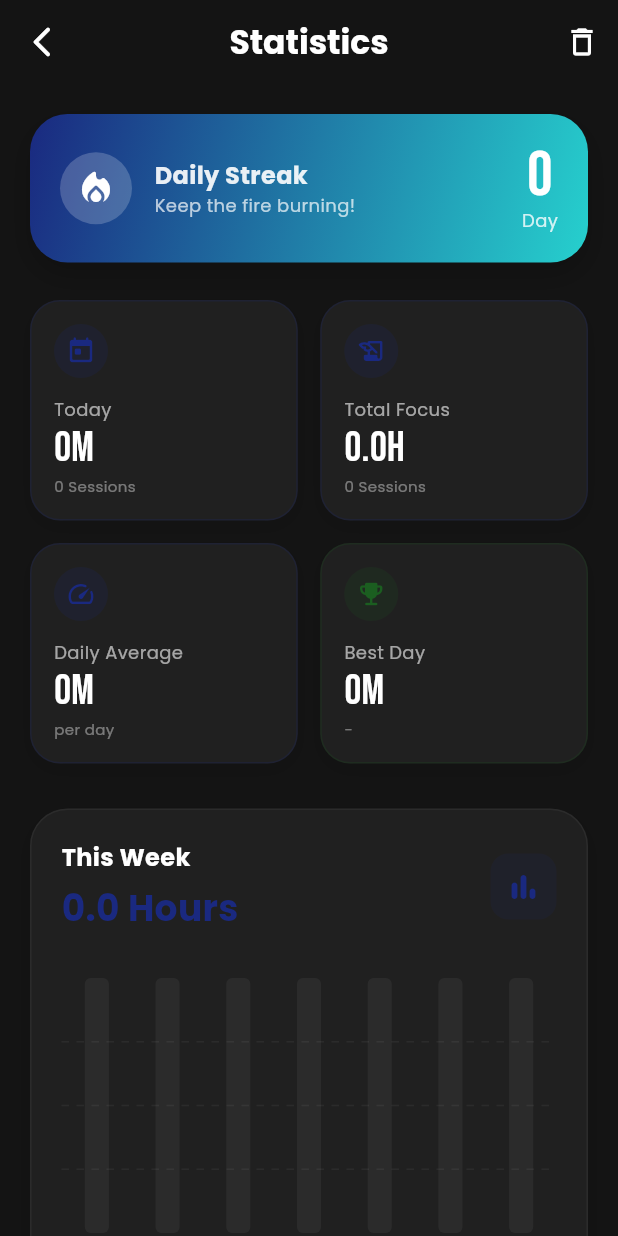
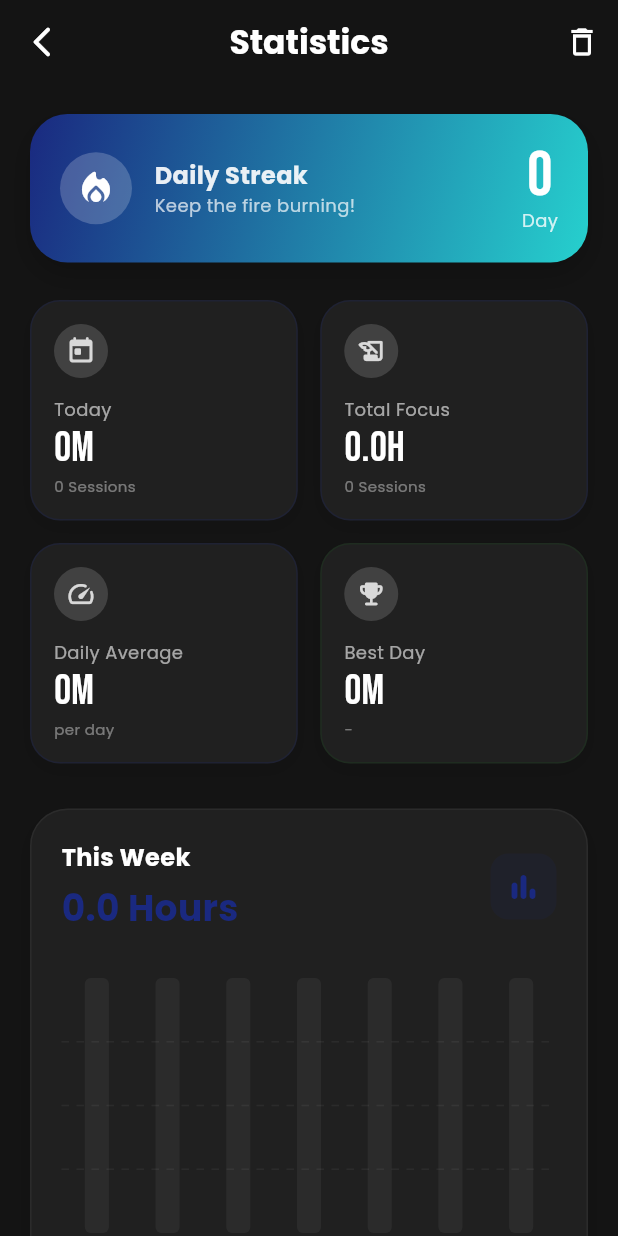
Before and after one commit to HarunMercan1/pomodoro_elite, a Flutter app: the StatsScreen screen opened directly, on a phone screen of 412 x 824 dp. Run offline on Flutter 3.47's test engine with Material 3 defaults, Android fonts, the phone set to English and light mode, and no system bars; drawn by our look-alikes of fl_chart; our stand-ins replace audioplayers, confetti, easy_localization, flutter_local_notifications, google_mobile_ads, shared_preferences and 1 more; accounts and stored records are empty.

Commit message:
feat: Nordic Snow tema yenileme ve UI iyilestirmeleri

```diff
--- a/lib/providers/theme_provider.dart
+++ b/lib/providers/theme_provider.dart
@@ -682,62 +682,55 @@ class AppThemes {
     ),
 
     // ============================================================
-    // 10. Nordic Snow (Minimal) - Beyaz/Buz Mavisi
-    // ============================================================
-    // ============================================================
-    // 10. Nordic Snow (Minimal) - Kontrastlı (Kar ve Buz)
+    // 10. Nordic Snow - Koyu Lacivert & Buz Mavisi
     // ============================================================
     AppTheme(
       id: 'nordic_snow',
       name: 'Nordic Snow',
       vibe: 'Buz, Ferahlık',
-      settingsBgColor: Color(0xFFF5FDFF), // Neredeyse Beyaz Buz Mavisi (Zemin)
-      settingsCardColor: Color(0xFFFFFFFF), // Saf Beyaz (Kart)
-      settingsBorderColor: Color(0xFF40C4FF), // Canlı Gök Mavisi (Border)
-      settingsItemColor:
-          Color(0xFF01579B), // Derin Mavi (Yazı - Yüksek Okunabilirlik)
+      settingsBgColor: Color(0xFF0A1929), // Koyu lacivert (zemin)
+      settingsCardColor: Color(0xFF1E3A5F), // Koyu buz mavisi (kart)
+      settingsBorderColor: Color(0xFF4FC3F7), // Parlak buz mavisi (border)
+      settingsItemColor: Color(0xFFE1F5FE), // Açık buz mavisi (yazı)
       idle: ThemeStateColors(
-        bgColor: Color(0xFF0277BD), // Doygun Buz Mavisi (Koyu Ton)
-        gradientColors: [
-          Color(0xFF01579B),
-          Color(0xFF0288D1)
-        ], // Derin Mavi Gradient
-        accentColor: Colors.white, // Metinler ve İkonlar Beyaz
-        textColor: Colors.white, // Yazılar Beyaz (Okunabilirlik için)
-        mainButtonColor: Colors.white, // Buton Beyaz (Koyu zeminde patlasın)
-        mainButtonTextColor: Color(0xFF01579B), // Buton Yazısı Koyu Mavi
-        menuButtonColor: Color(0xFF039BE5), // Menü butonları hafif açık mavi
-        menuButtonTextColor: Colors.white,
+        bgColor: Color(0xFF0D2137), // Derin lacivert
+        gradientColors: [Color(0xFF0A1929), Color(0xFF0D2137)],
+        accentColor: Color(0xFF4FC3F7), // Buz mavisi
+        textColor: Color(0xFFE1F5FE), // Açık buz mavisi yazı
+        mainButtonColor: Color(0xFFE1F5FE), // Açık buz mavisi buton
+        mainButtonTextColor: Color(0xFF0D2137), // Koyu yazı
+        menuButtonColor: Color(0xFF1E3A5F), // Koyu buz mavisi
+        menuButtonTextColor: Color(0xFFE1F5FE),
       ),
       focus: ThemeStateColors(
-        bgColor: Color(0xFFE1F5FE), // Çok Açık Mavi (Zemin)
-        gradientColors: [Color(0xFFB3E5FC), Color(0xFFE1F5FE)],
-        accentColor: Color(0xFF01579B), // Koyu Mavi (Vurgular)
-        textColor: Color(0xFF01579B), // Koyu Mavi Yazı (Kontrast)
-        mainButtonColor: Colors.white,
-        mainButtonTextColor: Color(0xFF0277BD),
+        bgColor: Color(0xFF0277BD), // Canlı buz mavisi
+        gradientColors: [Color(0xFF01579B), Color(0xFF039BE5)],
+        accentColor: Color(0xFFE1F5FE), // Açık buz mavisi vurgu
+        textColor: Color(0xFFFFFFFF), // Beyaz yazı
+        mainButtonColor: Color(0xFFFFFFFF),
+        mainButtonTextColor: Color(0xFF01579B),
         menuButtonColor: Color(0xFF0288D1),
         menuButtonTextColor: Colors.white,
       ),
-      // 🔥 BREAK: Focus ile aynı (Açık tonlar)
+      // ❄️ BREAK: Focus ile aynı
       breakState: ThemeStateColors(
-        bgColor: Color(0xFFE1F5FE),
-        gradientColors: [Color(0xFFB3E5FC), Color(0xFFE1F5FE)],
-        accentColor: Color(0xFF01579B),
-        textColor: Color(0xFF01579B),
-        mainButtonColor: Colors.white,
-        mainButtonTextColor: Color(0xFF0277BD),
+        bgColor: Color(0xFF0277BD),
+        gradientColors: [Color(0xFF01579B), Color(0xFF039BE5)],
+        accentColor: Color(0xFFE1F5FE),
+        textColor: Color(0xFFFFFFFF),
+        mainButtonColor: Color(0xFFFFFFFF),
+        mainButtonTextColor: Color(0xFF01579B),
         menuButtonColor: Color(0xFF0288D1),
         menuButtonTextColor: Colors.white,
       ),
-      // 🔥 WORK PAUSED: Soğuk Gri
+      // ⏸️ WORK PAUSED: Soğuk gri-mavi
       workPaused: ThemeStateColors(
-        bgColor: Color(0xFF90A4AE),
-        gradientColors: [Color(0xFF607D8B), Color(0xFF90A4AE)],
-        accentColor: Color(0xFFCFD8DC),
-        textColor: Colors.white,
-        mainButtonColor: Colors.white,
-        mainButtonTextColor: Color(0xFF455A64),
+        bgColor: Color(0xFF37474F),
+        gradientColors: [Color(0xFF263238), Color(0xFF455A64)],
+        accentColor: Color(0xFF90A4AE),
+        textColor: Color(0xFFECEFF1),
+        mainButtonColor: Color(0xFFECEFF1),
+        mainButtonTextColor: Color(0xFF37474F),
         menuButtonColor: Color(0xFF546E7A),
         menuButtonTextColor: Colors.white,
       ),
--- a/lib/screens/stats_screen.dart
+++ b/lib/screens/stats_screen.dart
@@ -386,10 +386,10 @@ class StatsScreen extends StatelessWidget {
           Container(
             padding: const EdgeInsets.all(8),
             decoration: BoxDecoration(
-              color: accentColor.withOpacity(0.15),
+              color: textColor.withOpacity(0.15),
               shape: BoxShape.circle,
             ),
-            child: Icon(icon, color: accentColor, size: 20),
+            child: Icon(icon, color: textColor.withOpacity(0.8), size: 20),
           ),
           const SizedBox(height: 12),
           Text(
@@ -459,11 +459,11 @@ class StatsScreen extends StatelessWidget {
               Container(
                 padding: const EdgeInsets.all(10),
                 decoration: BoxDecoration(
-                  color: Colors.white.withOpacity(0.2),
+                  color: textColor.withOpacity(0.2),
                   shape: BoxShape.circle,
                 ),
                 child: Icon(Icons.local_fire_department_rounded,
-                    color: Colors.white, size: 28),
+                    color: textColor, size: 28),
               ),
               const SizedBox(width: 15),
               Column(
@@ -475,7 +475,7 @@ class StatsScreen extends StatelessWidget {
                       fontFamily: 'Poppins',
                       fontWeight: FontWeight.w600,
                       fontSize: 16,
-                      color: Colors.white.withOpacity(0.9),
+                      color: textColor.withOpacity(0.9),
                     ),
                   ),
                   Text(
@@ -484,7 +484,7 @@ class StatsScreen extends StatelessWidget {
                     style: TextStyle(
                       fontFamily: 'Poppins',
                       fontSize: 12,
-                      color: Colors.white.withOpacity(0.7),
+                      color: textColor.withOpacity(0.7),
                     ),
                   ),
                 ],
@@ -495,10 +495,10 @@ class StatsScreen extends StatelessWidget {
             children: [
               Text(
                 "$streak",
-                style: const TextStyle(
+                style: TextStyle(
                   fontFamily: 'BebasNeue',
                   fontSize: 42,
-                  color: Colors.white,
+                  color: textColor,
                   height: 1.0,
                 ),
               ),
@@ -508,7 +508,7 @@ class StatsScreen extends StatelessWidget {
                   fontFamily: 'Poppins',
                   fontWeight: FontWeight.w500,
                   fontSize: 12,
-                  color: Colors.white.withOpacity(0.8),
+                  color: textColor.withOpacity(0.8),
                 ),
               ),
             ],
```
Also changed, not shown: lib/screens/theme_selection_screen.dart (+73 -113 lines).
